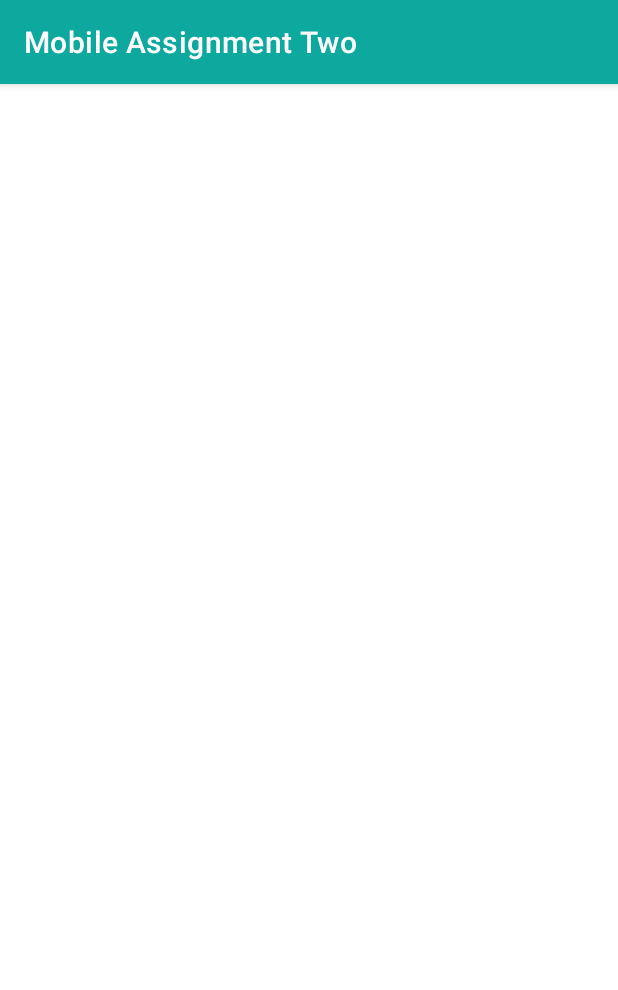
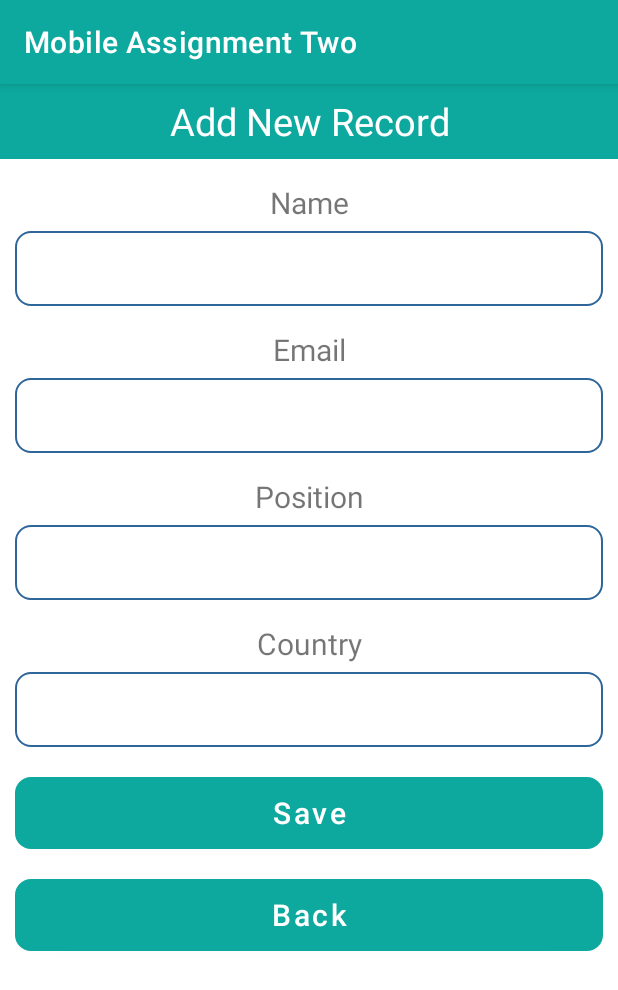
Before and after one commit to danielkim2711/mobile-assignment-two, an Android app: the AddActivity screen opened directly, with no data from a screen before it, on a phone screen of 412 x 824 dp. Shown: the top 990 px of the screen. Run offline under Robolectric (Android 15) with nearby library versions, the phone set to English and light mode, and no system bars.

Commit message:
Define add pannel

```diff
--- a/app/src/main/java/cs/daniel/mobileassignmenttwo/MainActivity.java
+++ b/app/src/main/java/cs/daniel/mobileassignmenttwo/MainActivity.java
@@ -4,18 +4,23 @@ import androidx.appcompat.app.AppCompatActivity;
 import androidx.recyclerview.widget.LinearLayoutManager;
 import androidx.recyclerview.widget.RecyclerView;
 
+import android.content.Intent;
 import android.os.Bundle;
 import android.view.Menu;
 import android.view.MenuItem;
+import android.view.View;
 import android.widget.SearchView;
 
 import com.firebase.ui.database.FirebaseRecyclerOptions;
+import com.google.android.material.floatingactionbutton.FloatingActionButton;
 import com.google.firebase.database.FirebaseDatabase;
 
 public class MainActivity extends AppCompatActivity {
 
     RecyclerView recyclerView;
     MainAdapter mainAdapter;
+
+    FloatingActionButton floatingActionButton;
 
     // Fetch data and display from Firebase
 
@@ -33,6 +38,16 @@ public class MainActivity extends AppCompatActivity {
 
         mainAdapter = new MainAdapter(options);
         recyclerView.setAdapter(mainAdapter);
+
+        // Set onClickListener for add button
+
+        floatingActionButton = (FloatingActionButton)findViewById(R.id.floatingActionButton);
+        floatingActionButton.setOnClickListener(new View.OnClickListener() {
+            @Override
+            public void onClick(View view) {
+                startActivity(new Intent(getApplicationContext(),AddActivity.class));
+            }
+        });
     }
 
     @Override
--- a/app/src/main/res/layout/activity_add.xml
+++ b/app/src/main/res/layout/activity_add.xml
@@ -1,9 +1,114 @@
 <?xml version="1.0" encoding="utf-8"?>
-<androidx.constraintlayout.widget.ConstraintLayout xmlns:android="http://schemas.android.com/apk/res/android"
-    xmlns:app="http://schemas.android.com/apk/res-auto"
-    xmlns:tools="http://schemas.android.com/tools"
+<LinearLayout xmlns:android="http://schemas.android.com/apk/res/android"
     android:layout_width="match_parent"
     android:layout_height="match_parent"
-    tools:context=".AddActivity">
+    android:orientation="vertical">
 
-</androidx.constraintlayout.widget.ConstraintLayout>
+    <TextView
+        android:layout_width="match_parent"
+        android:layout_height="50dp"
+        android:text="Add New Record"
+        android:background="@color/purple_500"
+        android:textSize="25sp"
+        android:gravity="center"
+        android:textColor="#FFF" />
+
+    <TextView
+        android:layout_width="match_parent"
+        android:layout_height="wrap_content"
+        android:layout_marginTop="15dp"
+        android:layout_marginBottom="5dp"
+        android:gravity="center"
+        android:text="Name"
+        android:textSize="20sp" />
+
+    <EditText
+        android:id="@+id/etName"
+        android:layout_width="match_parent"
+        android:layout_height="50dp"
+        android:layout_marginLeft="10dp"
+        android:layout_marginRight="10dp"
+        android:background="@drawable/rounded"
+        android:gravity="center" />
+
+    <TextView
+        android:layout_width="match_parent"
+        android:layout_height="wrap_content"
+        android:layout_marginTop="15dp"
+        android:layout_marginBottom="5dp"
+        android:gravity="center"
+        android:text="Email"
+        android:textSize="20sp" />
+
+    <EditText
+        android:id="@+id/etEmail"
+        android:layout_width="match_parent"
+        android:layout_height="50dp"
+        android:layout_marginLeft="10dp"
+        android:layout_marginRight="10dp"
+        android:background="@drawable/rounded"
+        android:gravity="center" />
+
+    <TextView
+        android:layout_width="match_parent"
+        android:layout_height="wrap_content"
+        android:layout_marginTop="15dp"
+        android:layout_marginBottom="5dp"
+        android:gravity="center"
+        android:text="Position"
+        android:textSize="20sp" />
+
+    <EditText
+        android:id="@+id/etPosition"
+        android:layout_width="match_parent"
+        android:layout_height="50dp"
+        android:layout_marginLeft="10dp"
+        android:layout_marginRight="10dp"
+        android:background="@drawable/rounded"
+        android:gravity="center" />
+
+    <TextView
+        android:layout_width="match_parent"
+        android:layout_height="wrap_content"
+        android:layout_marginTop="15dp"
+        android:layout_marginBottom="5dp"
+        android:gravity="center"
+        android:text="Country"
+        android:textSize="20sp" />
+
+    <EditText
+        android:id="@+id/etCountry"
+        android:layout_width="match_parent"
+        android:layout_height="50dp"
+        android:layout_marginLeft="10dp"
+        android:layout_marginRight="10dp"
+        android:background="@drawable/rounded"
+        android:gravity="center" />
+
+    <Button
+        android:id="@+id/btnAdd"
+        android:layout_width="match_parent"
+        android:layout_height="wrap_content"
+        android:layout_marginLeft="10dp"
+        android:layout_marginTop="20dp"
+        android:layout_marginRight="10dp"
+        android:background="@drawable/rounded"
+        android:gravity="center"
+        android:text="Save"
+        android:textAllCaps="false"
+        android:textSize="20sp" />
+
+    <Button
+        android:id="@+id/btnBack"
+        android:layout_width="match_parent"
+        android:layout_height="wrap_content"
+        android:layout_marginLeft="10dp"
+        android:layout_marginTop="20dp"
+        android:layout_marginRight="10dp"
+        android:background="@drawable/rounded"
+        android:gravity="center"
+        android:text="Back"
+        android:textAllCaps="false"
+        android:textSize="20sp" />
+
+</LinearLayout>
--- a/app/src/main/res/layout/activity_main.xml
+++ b/app/src/main/res/layout/activity_main.xml
@@ -18,7 +18,7 @@
     </androidx.recyclerview.widget.RecyclerView>
 
     <com.google.android.material.floatingactionbutton.FloatingActionButton
-        android:id="@+id/floatingActionButton2"
+        android:id="@+id/floatingActionButton"
         android:layout_width="wrap_content"
         android:layout_height="wrap_content"
         android:backgroundTint="#FF8400"
```
